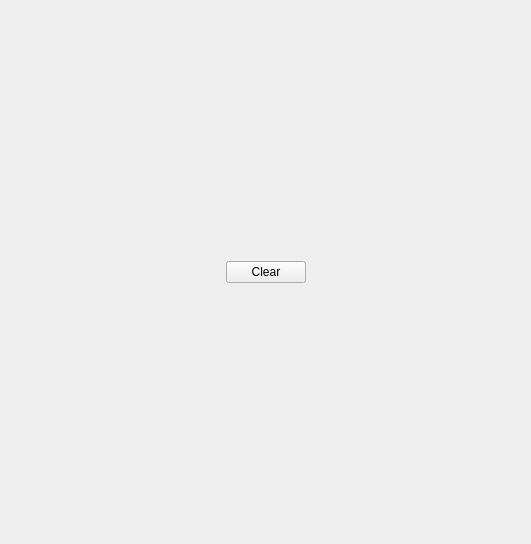
Old version of the form src/TerminalWidget.ui in the repository sundrythoughts/EmuCpu.
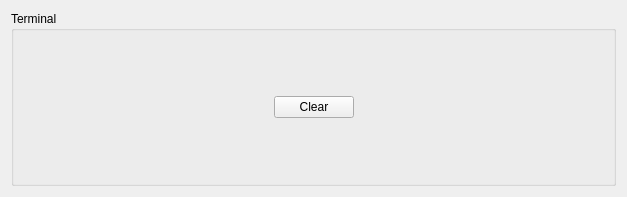
New version of the form.

What changed in the file:
```diff
--- a/src/TerminalWidget.ui
+++ b/src/TerminalWidget.ui
@@ -6,8 +6,8 @@
    <rect>
     <x>0</x>
     <y>0</y>
-    <width>531</width>
-    <height>544</height>
+    <width>627</width>
+    <height>197</height>
    </rect>
   </property>
   <property name="windowTitle">
@@ -15,6 +15,18 @@
   </property>
   <layout class="QVBoxLayout" name="verticalLayout_2">
    <item>
+    <widget class="QGroupBox" name="groupBox">
+     <property name="sizePolicy">
+      <sizepolicy hsizetype="Preferred" vsizetype="Expanding">
+       <horstretch>0</horstretch>
+       <verstretch>0</verstretch>
+      </sizepolicy>
+     </property>
+     <property name="title">
+      <string>Terminal</string>
+     </property>
+     <layout class="QVBoxLayout" name="verticalLayout">
+      <item>
     <layout class="QVBoxLayout" name="m_vertical_layout">
      <item>
       <layout class="QHBoxLayout" name="horizontalLayout">
@@ -54,6 +66,9 @@
       </layout>
      </item>
     </layout>
+      </item>
+     </layout>
+    </widget>
    </item>
   </layout>
  </widget>
```
Lines whose indentation alone changed are shown as unchanged.
